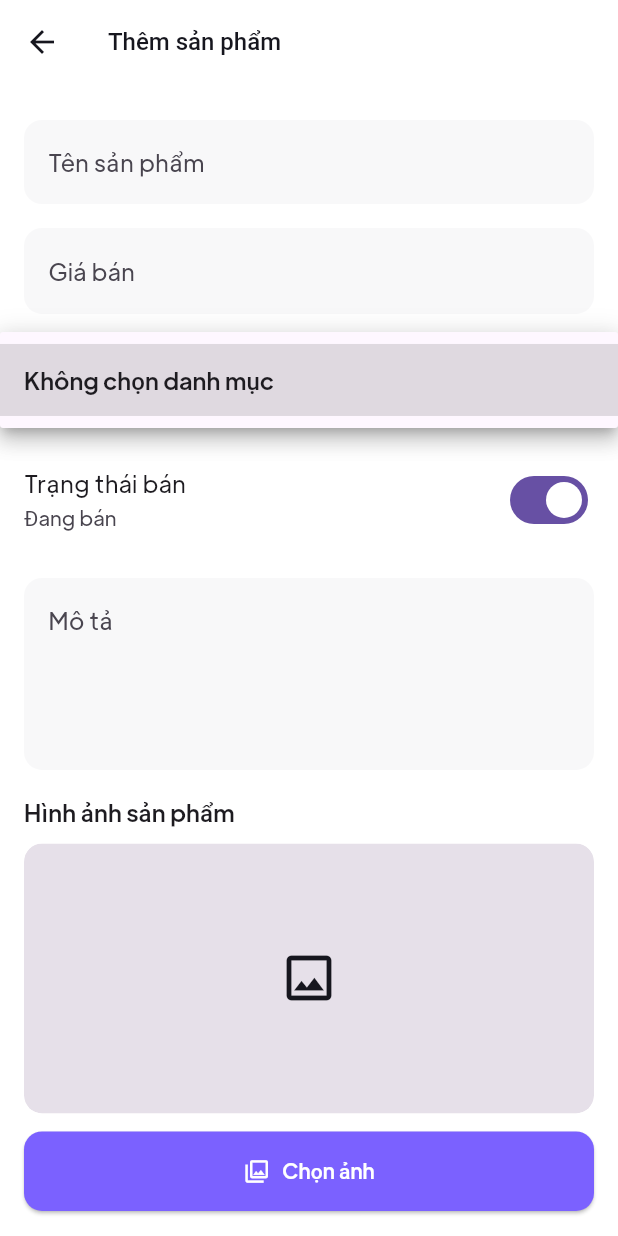
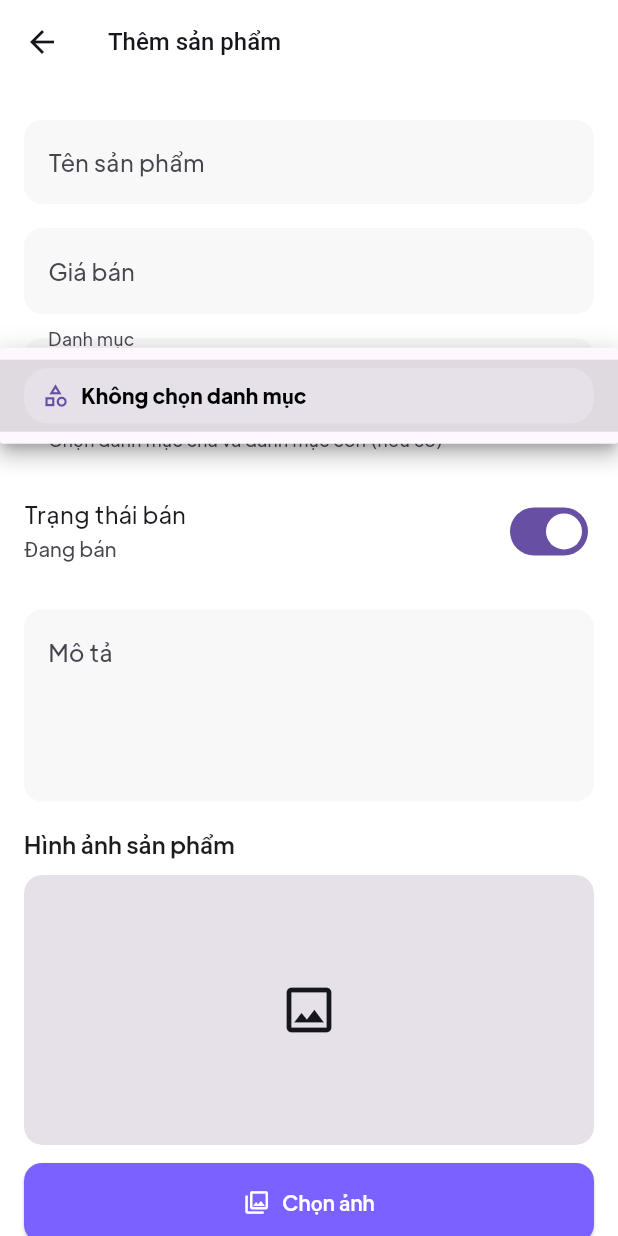
Before and after one commit to FirstAndroidJourney/Flutter-CellphoneZ, a Flutter app: the ProductFormScreen screen opened directly, after a tap on "Không chọn danh mục", on a phone screen of 412 x 824 dp. Run offline on Flutter 3.47's test engine with Material 3 defaults, Android fonts, the phone set to English and light mode, and no system bars; our stand-ins replace bloc, cached_network_image, equatable, flutter_bloc, flutter_dotenv, flutter_svg and 8 more; missing offline and left inert: vnpay_flutter; accounts and stored records are empty.

Commit message:
refactor: enhance category selection UI in ProductForm with hierarchical display

```diff
--- a/lib/admin/products/view/product_list_screen.dart
+++ b/lib/admin/products/view/product_list_screen.dart
@@ -935,8 +935,6 @@ class _FilterChip extends StatelessWidget {
       showCheckmark: !isSubcategory,
     );
 
-    if (!isSubcategory) return chip;
-
     return chip;
   }
 }
--- a/lib/admin/products/view/widgets/product_form.dart
+++ b/lib/admin/products/view/widgets/product_form.dart
@@ -84,6 +84,55 @@ class _ProductFormState extends State<ProductForm> {
       });
       _showSnack('Không thể tải danh mục: $error', isError: true);
     }
+  }
+
+  List<_CategoryNode> _flattenCategories() {
+    final map = <String?, List<Category>>{};
+    for (final category in _categories) {
+      map.putIfAbsent(category.parentId, () => []).add(category);
+    }
+    for (final entry in map.values) {
+      entry.sort((a, b) => a.name.compareTo(b.name));
+    }
+
+    final result = <_CategoryNode>[];
+    final visited = <String>{};
+
+    void visit(String? parentId, int level) {
+      final children = map[parentId];
+      if (children == null) return;
+      for (final child in children) {
+        if (!visited.add(child.id)) continue;
+        final hasChildren = (map[child.id]?.isNotEmpty ?? false);
+        result.add(
+          _CategoryNode(
+            category: child,
+            level: level,
+            hasChildren: hasChildren,
+          ),
+        );
+        visit(child.id, level + 1);
+      }
+    }
+
+    visit(null, 0);
+
+    // Handle any orphan categories (parent not present in list)
+    for (final category in _categories) {
+      if (visited.contains(category.id)) continue;
+      final hasChildren = (map[category.id]?.isNotEmpty ?? false);
+      visited.add(category.id);
+      result.add(
+        _CategoryNode(
+          category: category,
+          level: category.parentId == null ? 0 : 1,
+          hasChildren: hasChildren,
+        ),
+      );
+      visit(category.id, (category.parentId == null ? 0 : 1) + 1);
+    }
+
+    return result;
   }
 
   @override
@@ -180,12 +229,24 @@ class _ProductFormState extends State<ProductForm> {
     final options = <DropdownMenuItem<String?>>[
       const DropdownMenuItem<String?>(
         value: null,
-        child: Text('Không chọn danh mục'),
+        alignment: Alignment.centerLeft,
+        child: _CategoryDropdownTile(
+          label: 'Không chọn danh mục',
+          level: 0,
+          isSubcategory: false,
+          hasChildren: false,
+        ),
       ),
-      ..._categories.map(
-        (category) => DropdownMenuItem<String?>(
-          value: category.id,
-          child: Text(category.name),
+      ..._flattenCategories().map(
+        (node) => DropdownMenuItem<String?>(
+          value: node.category.id,
+          alignment: Alignment.centerLeft,
+          child: _CategoryDropdownTile(
+            label: node.category.name,
+            level: node.level,
+            isSubcategory: node.level > 0,
+            hasChildren: node.hasChildren,
+          ),
         ),
       ),
     ];
@@ -198,8 +259,27 @@ class _ProductFormState extends State<ProductForm> {
       initialValue: hasSelected ? _selectedCategoryId : null,
       decoration: const InputDecoration(
         labelText: 'Danh mục',
+        helperText: 'Chọn danh mục cha và danh mục con (nếu có)',
       ),
+      isExpanded: true,
       items: options,
+      selectedItemBuilder: (context) {
+        final tiles = [
+          const _CategorySelectedTile(
+            label: 'Không chọn danh mục',
+            level: 0,
+            isSubcategory: false,
+          ),
+          ..._flattenCategories().map(
+            (node) => _CategorySelectedTile(
+              label: node.category.name,
+              level: node.level,
+              isSubcategory: node.level > 0,
+            ),
+          ),
+        ];
+        return tiles;
+      },
       onChanged: (value) {
         setState(() {
           _selectedCategoryId = value;
@@ -386,9 +466,121 @@ class _ProductFormState extends State<ProductForm> {
     ScaffoldMessenger.of(context).showSnackBar(
       SnackBar(
         content: Text(message),
-        backgroundColor:
-            isError ? Theme.of(context).colorScheme.error : null,
+        backgroundColor: isError ? Theme.of(context).colorScheme.error : null,
       ),
     );
   }
 }
+
+class _CategoryDropdownTile extends StatelessWidget {
+  const _CategoryDropdownTile({
+    required this.label,
+    required this.level,
+    required this.isSubcategory,
+    required this.hasChildren,
+  });
+
+  final String label;
+  final int level;
+  final bool isSubcategory;
+  final bool hasChildren;
+
+  @override
+  Widget build(BuildContext context) {
+    final colorScheme = Theme.of(context).colorScheme;
+    final indent = level * 16.0;
+    final background = isSubcategory
+        ? colorScheme.secondaryContainer.withValues(alpha: 0.2)
+        : colorScheme.surfaceContainerHighest;
+
+    return Container(
+      decoration: BoxDecoration(
+        color: background,
+        borderRadius: BorderRadius.circular(isSubcategory ? 12 : 16),
+      ),
+      padding: const EdgeInsets.symmetric(horizontal: 12, vertical: 8),
+      child: Row(
+        children: [
+          if (indent > 0) SizedBox(width: indent),
+          Icon(
+            isSubcategory
+                ? Icons.arrow_right_alt_rounded
+                : Icons.category_outlined,
+            size: 18,
+            color: isSubcategory ? colorScheme.secondary : colorScheme.primary,
+          ),
+          const SizedBox(width: 8),
+          Expanded(
+            child: Text(
+              label,
+              style: Theme.of(context).textTheme.bodyMedium?.copyWith(
+                    fontWeight:
+                        isSubcategory ? FontWeight.w500 : FontWeight.w600,
+                    color: Colors.black,
+                  ),
+            ),
+          ),
+          if (hasChildren)
+            Icon(
+              Icons.keyboard_arrow_down_rounded,
+              size: 18,
+              color: colorScheme.onSurfaceVariant,
+            ),
+        ],
+      ),
+    );
+  }
+}
+
+class _CategorySelectedTile extends StatelessWidget {
+  const _CategorySelectedTile({
+    required this.label,
+    required this.level,
+    required this.isSubcategory,
+  });
+
+  final String label;
+  final int level;
+  final bool isSubcategory;
+
+  @override
+  Widget build(BuildContext context) {
+    final colorScheme = Theme.of(context).colorScheme;
+    final indent = level * 14.0;
+    return Align(
+      alignment: Alignment.centerLeft,
+      child: Row(
+        mainAxisSize: MainAxisSize.min,
+        children: [
+          if (indent > 0) SizedBox(width: indent),
+          if (isSubcategory)
+            Icon(Icons.chevron_right, size: 16, color: colorScheme.secondary),
+          if (isSubcategory) const SizedBox(width: 4),
+          Flexible(
+            child: Text(
+              label,
+              overflow: TextOverflow.ellipsis,
+              style: Theme.of(context).textTheme.bodyMedium?.copyWith(
+                    fontWeight:
+                        isSubcategory ? FontWeight.w600 : FontWeight.w500,
+                    color: Colors.black,
+                  ),
+            ),
+          ),
+        ],
+      ),
+    );
+  }
+}
+
+class _CategoryNode {
+  _CategoryNode({
+    required this.category,
+    required this.level,
+    required this.hasChildren,
+  });
+
+  final Category category;
+  final int level;
+  final bool hasChildren;
+}
```
